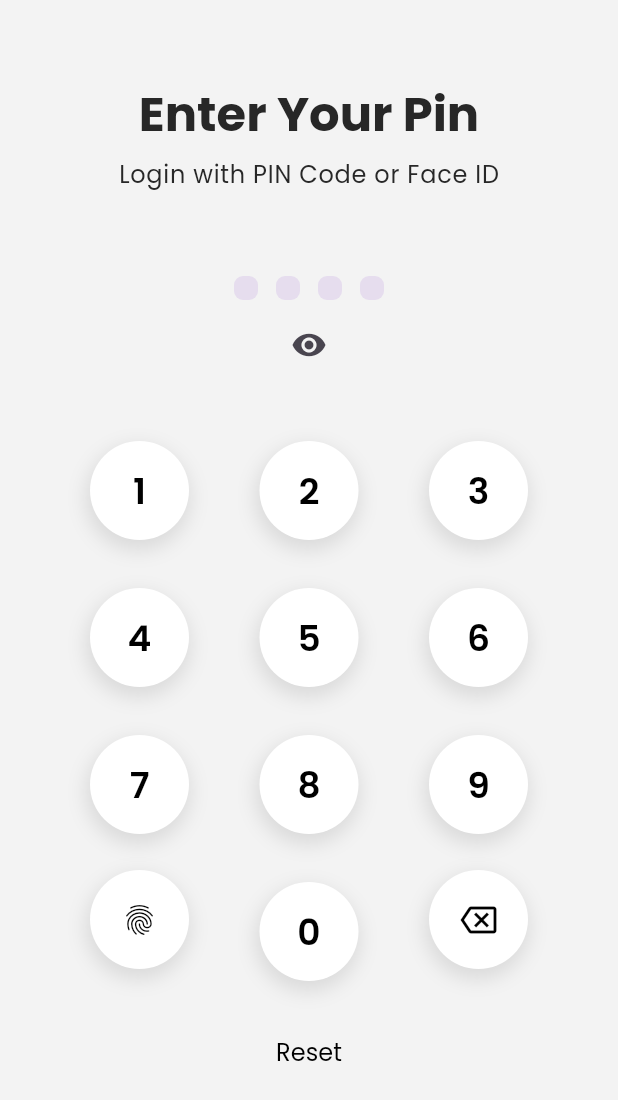
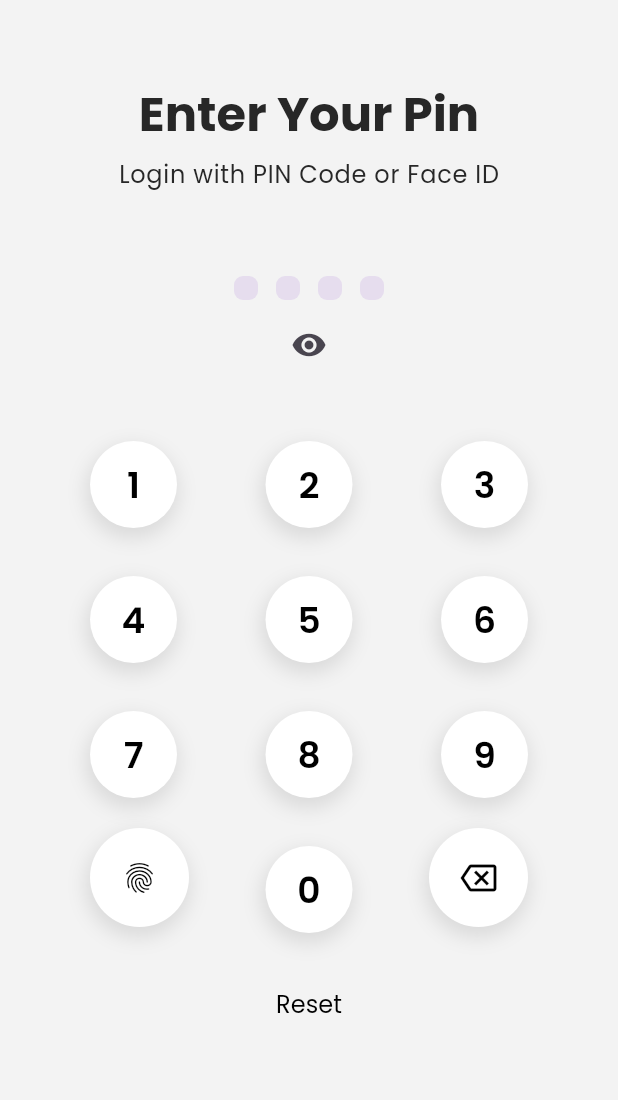
Before and after one commit to c-guill/DaylioFinal, a Flutter app: the SecurityPinBiometricScreen screen opened directly, on a phone screen of 412 x 824 dp. Shown: the top 1100 px of the screen. Run offline on Flutter 3.47's test engine with Material 3 defaults, Android fonts, the light colour scheme and no system bars; our stand-ins replace firebase_core, flutter_native_splash, get, get_storage, iconsax, local_auth and 2 more; accounts and stored records are empty; project files that could hold a hidden picture were left out.

Commit message:
Base of project

```diff
--- a/lib/features/authentication/views/pin_biometric/widgets/pincode_button.dart
+++ b/lib/features/authentication/views/pin_biometric/widgets/pincode_button.dart
@@ -14,8 +14,8 @@ class TPinCodeButton extends StatelessWidget {
   Widget build(BuildContext context) {
     final darkMode = THelperFunctions.isDarkMode(context);
     return Container(
-      width: TSizes.securityPinHeight + TSizes.securityPinHeightSm, // Set the width of the circle
-      height: TSizes.securityPinHeight + TSizes.securityPinHeightSm, // Set the height of the circle
+      width: TSizes.securityPinHeight + TSizes.securityPinHeightSm/2, // Set the width of the circle
+      height: TSizes.securityPinHeight + TSizes.securityPinHeightSm/2, // Set the height of the circle
       decoration: BoxDecoration(
         color: darkMode ? TColors.black : TColors.white, // Set the color of the circle
         shape: BoxShape.circle, // Set the shape of the container to be a circle
--- a/lib/utils/constants/sizes.dart
+++ b/lib/utils/constants/sizes.dart
@@ -73,6 +73,7 @@ class TSizes {
   static const double cardRadiusSm = 10.0;
   static const double cardRadiusXs = 6.0;
   static const double cardElevation = 2.0;
+  static const double cardPadding = 16.0;
 
   // Image carousel height
   static const double imageCarouselHeight = 200.0;
```
Also changed, not shown: lib/common/widgets/basic_widget/container.dart (+21 -13 lines), lib/features/diary/views/calendar/calendar.dart (+12 -6 lines).
